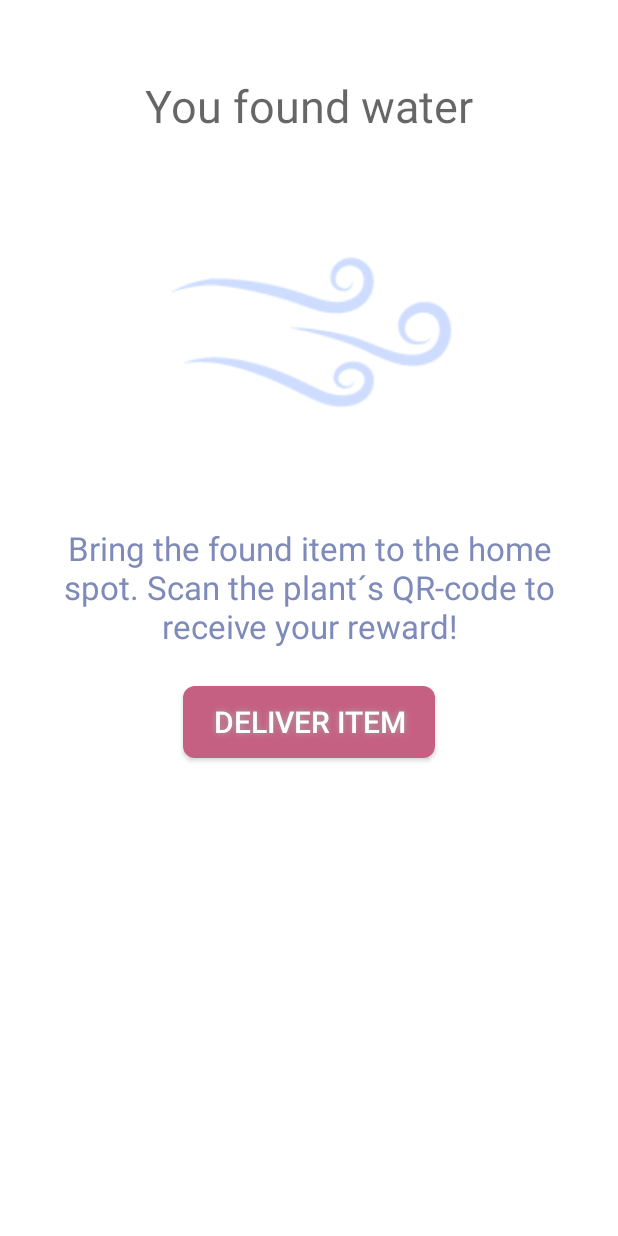
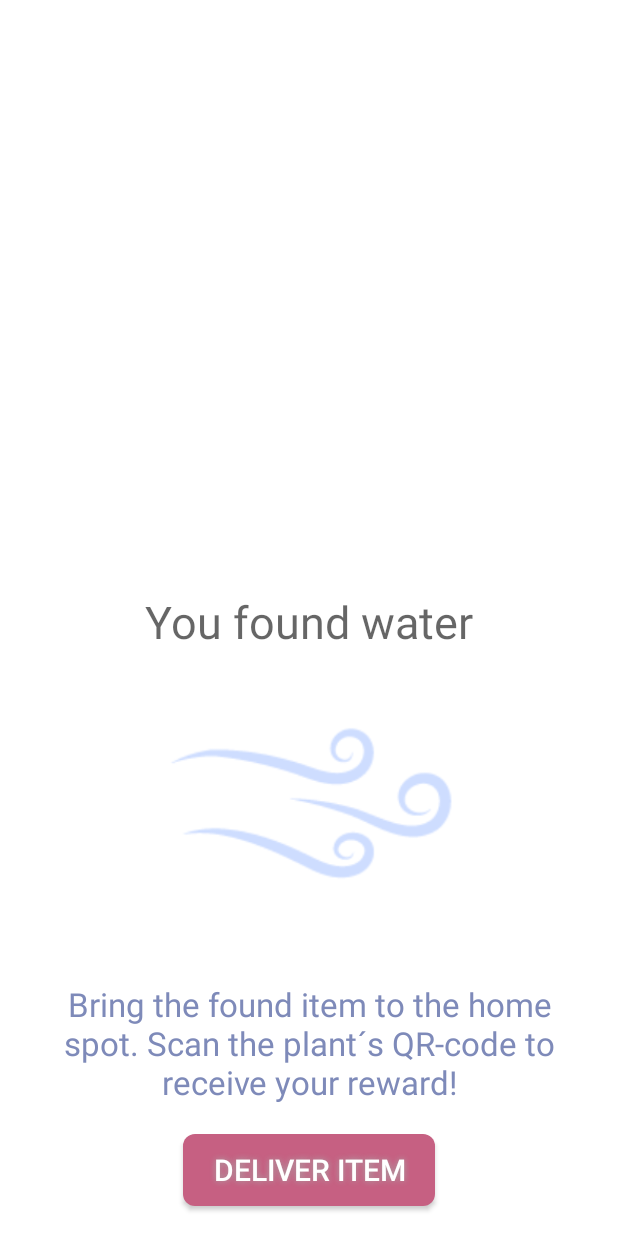
Before and after one commit to lstenstadvold/Pfi3_Group1_FinalProject_Version2, an Android app: the layout fragment_treasure.xml on its own in the app's theme, with its tools: preview values and no code run, on a phone screen of 412 x 824 dp. Run offline under Robolectric (Android 15) with nearby library versions, the phone set to English and light mode, and no system bars.

Commit message:
Small changes to TreasureFragment layout, strings (app name is now Bloom&Seek).

```diff
--- a/app/src/main/java/idk14/pfi3_finalproject_group1/StartFragment.java
+++ b/app/src/main/java/idk14/pfi3_finalproject_group1/StartFragment.java
@@ -86,7 +86,7 @@ public class StartFragment extends Fragment implements View.OnClickListener {
             }
 
         } else {
-/*            Toast toast = Toast.makeText(getApplicationContext(),
+          /* Toast toast = Toast.makeText(getApplicationContext(),
                     "No scan data received!", Toast.LENGTH_SHORT);
             toast.show();*/
         }
--- a/app/src/main/java/idk14/pfi3_finalproject_group1/TreasureFragment.java
+++ b/app/src/main/java/idk14/pfi3_finalproject_group1/TreasureFragment.java
@@ -117,7 +117,7 @@ public class TreasureFragment extends Fragment implements View.OnClickListener {
         System.out.println("You got a light show!");
         treasureText.setText("You got a light show!");
 
-        StartFragment.myTreasure = null;
+        StartFragment.myTreasure = "0";
     }
 
 
--- a/app/src/main/res/layout/fragment_treasure.xml
+++ b/app/src/main/res/layout/fragment_treasure.xml
@@ -1,4 +1,4 @@
-<LinearLayout xmlns:android="http://schemas.android.com/apk/res/android"
+<RelativeLayout xmlns:android="http://schemas.android.com/apk/res/android"
     xmlns:tools="http://schemas.android.com/tools"
     android:layout_width="match_parent"
     android:layout_height="match_parent"
@@ -14,14 +14,15 @@
         android:layout_width="wrap_content"
         android:layout_height="wrap_content"
         android:layout_gravity="center"
-        android:layout_marginTop="50dp"
 
         android:textAppearance="?android:attr/textAppearanceLarge"
         android:hint="You found water"
 
         android:textSize="30sp"
         android:id="@+id/treasureText"
-        android:textColor="#ff7e8ab9" />
+        android:textColor="#ff7e8ab9"
+        android:layout_above="@+id/treasureImage"
+        android:layout_centerHorizontal="true" />
 
     <ImageView
         android:layout_width="200dp"
@@ -29,27 +30,29 @@
         android:scaleType="fitCenter"
         android:id="@+id/treasureImage"
         android:src="@drawable/airitem"
-        android:layout_marginTop="30dp"
-        android:layout_gravity="center" />
+        android:layout_gravity="center"
+        android:layout_above="@+id/treasureDescription"
+        android:layout_centerHorizontal="true" />
 
     <TextView
         android:layout_width="wrap_content"
         android:layout_height="wrap_content"
         android:layout_gravity="center"
         android:gravity="center"
-        android:layout_marginTop="10dp"
         android:textAppearance="?android:attr/textAppearanceLarge"
         android:text="@string/treasure_description"
         android:padding="20dp"
         android:id="@+id/treasureDescription"
-        android:textColor="#ff7e8ab9" />
+        android:textColor="#ff7e8ab9"
+        android:layout_above="@+id/scan_button"
+        android:layout_alignParentStart="true" />
 
     <Button
         android:layout_width="wrap_content"
         android:layout_height="wrap_content"
         android:paddingRight="20dp"
         android:paddingLeft="20dp"
-        android:layout_marginTop="5dp"
+        android:layout_marginBottom="20dp"
 
 
         android:text="Deliver Item"
@@ -64,7 +67,9 @@
         android:shadowColor="#A8A8A8"
         android:shadowDx="0"
         android:shadowDy="0"
-        android:shadowRadius="5" />
+        android:shadowRadius="5"
+        android:layout_alignParentBottom="true"
+        android:layout_centerHorizontal="true" />
 
 
-</LinearLayout>
+</RelativeLayout>
--- a/app/src/main/res/values/strings.xml
+++ b/app/src/main/res/values/strings.xml
@@ -1,5 +1,5 @@
 <resources>
-    <string name="app_name">TreesureHunt</string>
+    <string name="app_name">Bloom&amp;Seek</string>
 
     <string name="hello_world">Hello world!</string>
     <string name="action_settings">Settings</string>
```
